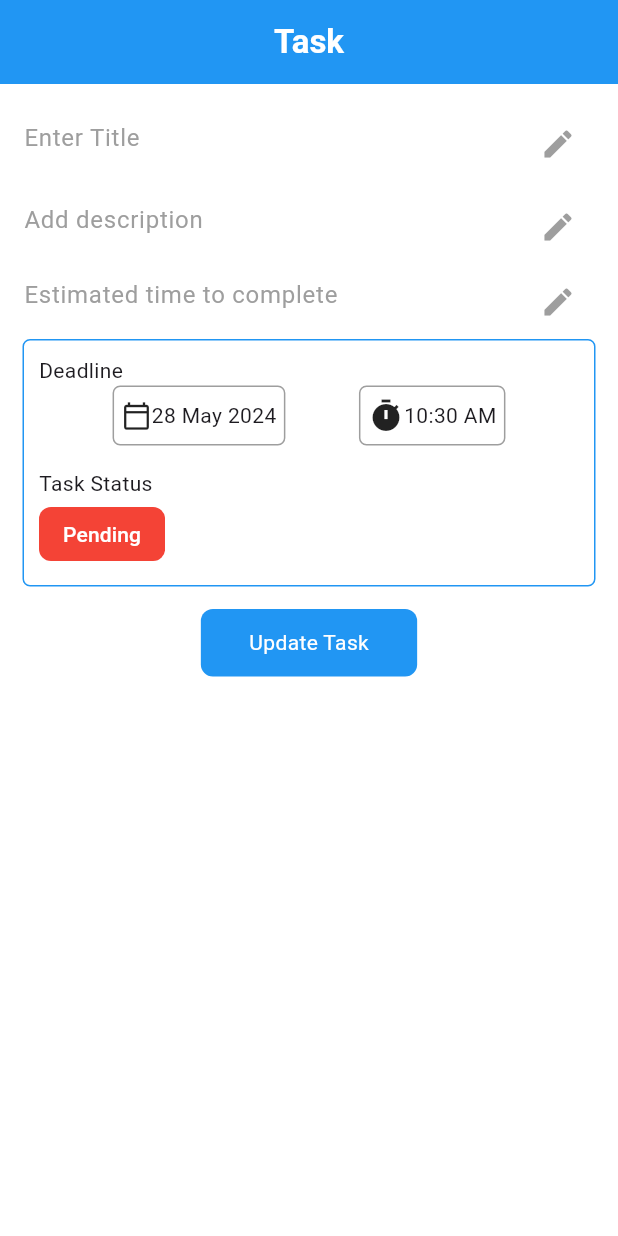
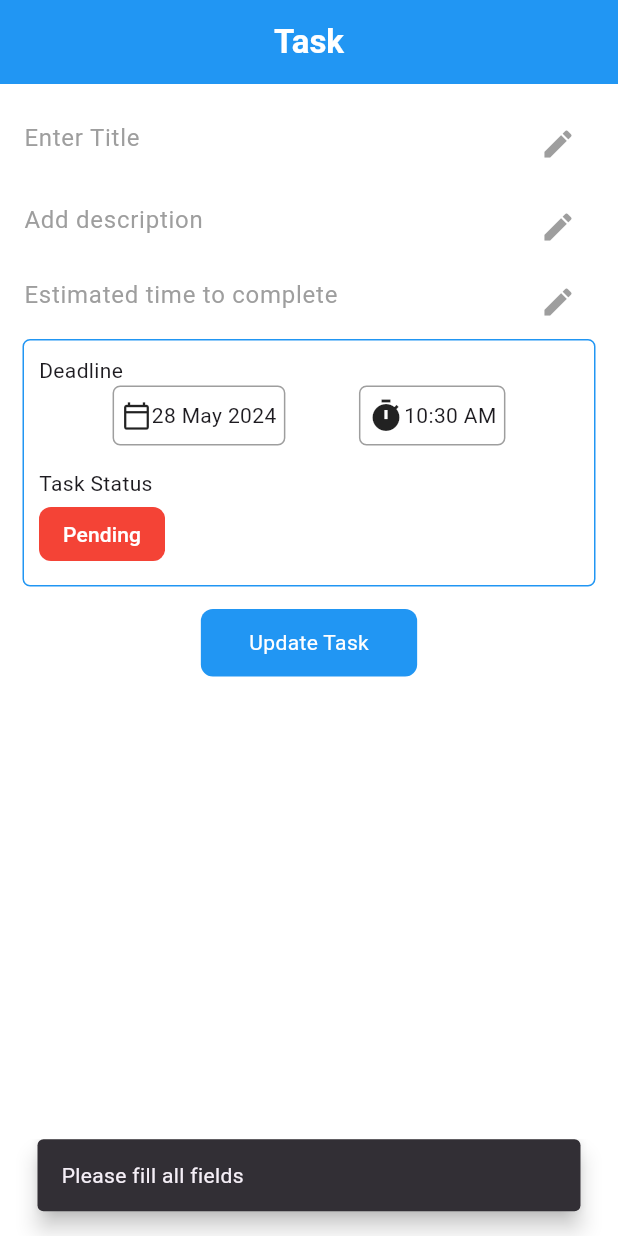
Before and after one commit to rahulvijay333/task_manager, a Flutter app: the ScreenNoteEdit screen opened directly with empty values, after a tap on "Update Task", on a phone screen of 412 x 824 dp. Run offline on Flutter 3.47's test engine with Material 3 defaults, Android fonts, the phone set to English and light mode, and no system bars; our stand-ins replace cloud_firestore, connectivity_plus, firebase_auth, firebase_core, flutter_bloc, flutter_local_notifications and 1 more; accounts and stored records are empty.

Commit message:
version 1

```diff
--- a/lib/core/datetime/datime.dart
+++ b/lib/core/datetime/datime.dart
@@ -7,13 +7,10 @@ class DataTimeFunction {
   }
 
   String getFormattedDateTime(DateTime dateTime) {
-    // Format the date
+    //------------------------------------------------------------ Format the date
     String formattedDate = DateFormat('d MMMM, yyyy').format(dateTime);
 
-    // Format the time
     String formattedTime = DateFormat('h:mm a').format(dateTime);
-
-    // Combine the date and time
     String formattedDateTime = '$formattedDate   Time: $formattedTime';
 
     return formattedDateTime;
--- a/lib/core/notifications/notifications.dart
+++ b/lib/core/notifications/notifications.dart
@@ -15,7 +15,7 @@ class NotificationService {
   }
 
   NotificationService._internal();
-
+//-----------------------------------------------------intilialize notifications
   Future<void> initNotification() async {
     notificationsPlugin
         .resolvePlatformSpecificImplementation<
@@ -80,7 +80,7 @@ class NotificationService {
       String? payLoad,
       required DateTime scheduledNotificationDateTime}) async {
     DateTime notificationTime =
-        scheduledNotificationDateTime.subtract(const Duration(minutes: 5));
+        scheduledNotificationDateTime.subtract(const Duration(minutes: 10));
 
     return notificationsPlugin
         .zonedSchedule(
--- a/lib/presentation/home/widgets/screen_note_edit.dart
+++ b/lib/presentation/home/widgets/screen_note_edit.dart
@@ -10,7 +10,8 @@ import 'package:task_manager_rv/domain/task_model.dart';
 class ScreenNoteEdit extends StatefulWidget {
   const ScreenNoteEdit({
     super.key,
-    required this.taskModel, required this.userId,
+    required this.taskModel,
+    required this.userId,
   });
 
   final TaskModel taskModel;
@@ -149,9 +150,15 @@ class _ScreenNoteEditState extends State<ScreenNoteEdit> {
                         estimatedTime: timeTakenController.text,
                         dueDateTime: datetime,
                         taskStatus: deadlineKeyEdit.currentState!.taskStatus);
-                    //-----------------------------save note function
+                    //-----------------------------edit note function
                     editNote(task);
-                    // addNote(task: task, context: context);
+                  } else {
+                    ScaffoldMessenger.of(context).showSnackBar(SnackBar(
+                        duration: const Duration(seconds: 3),
+                        behavior: SnackBarBehavior.floating,
+                        margin: EdgeInsets.only(
+                            bottom: size.height * 0.02, left: 25, right: 25),
+                        content: const Text('Please fill all fields')));
                   }
                 },
                 child: Container(
@@ -345,9 +352,7 @@ class _DeadLineWidgetEditState extends State<DeadLineWidgetEdit> {
         const Text('Task Status'),
         ChoiceChip(
           side: BorderSide.none,
-          // selectedShadowColor: Colors.green.shade300,
           selectedColor: Colors.green,
-          // disabledColor: Colors.red,
           elevation: 10,
           backgroundColor: taskStatus ? Colors.green : Colors.red,
           showCheckmark: false,
--- a/lib/presentation/register/screen_register.dart
+++ b/lib/presentation/register/screen_register.dart
@@ -246,7 +246,7 @@ class _ScreenRegisterState extends State<ScreenRegister> {
         context: context,
         builder: (context) {
           return AlertDialog(
-            title: Text('leave registration'),
+            title: const Text('leave registration'),
             content: const Text('Are you sure ?'),
             actions: [
               TextButton(
--- a/pubspec.yaml
+++ b/pubspec.yaml
@@ -18,7 +18,7 @@ dependencies:
   intl: ^0.19.0
   uuid: ^4.4.0
   timezone: ^0.9.3
-  alarm: ^3.1.4
+
 dev_dependencies:
   flutter_test:
     sdk: flutter
```
Also changed, not shown: lib/main.dart (+14 -10 lines), lib/presentation/home/screen_home.dart (+12 -3 lines), lib/presentation/login/screen_login.dart (+6 -7 lines), lib/presentation/splash/screen_splash.dart (+5 -8 lines), lib/core/constants/constants.dart (line endings or trailing spaces), pubspec.lock, 2 other files.
